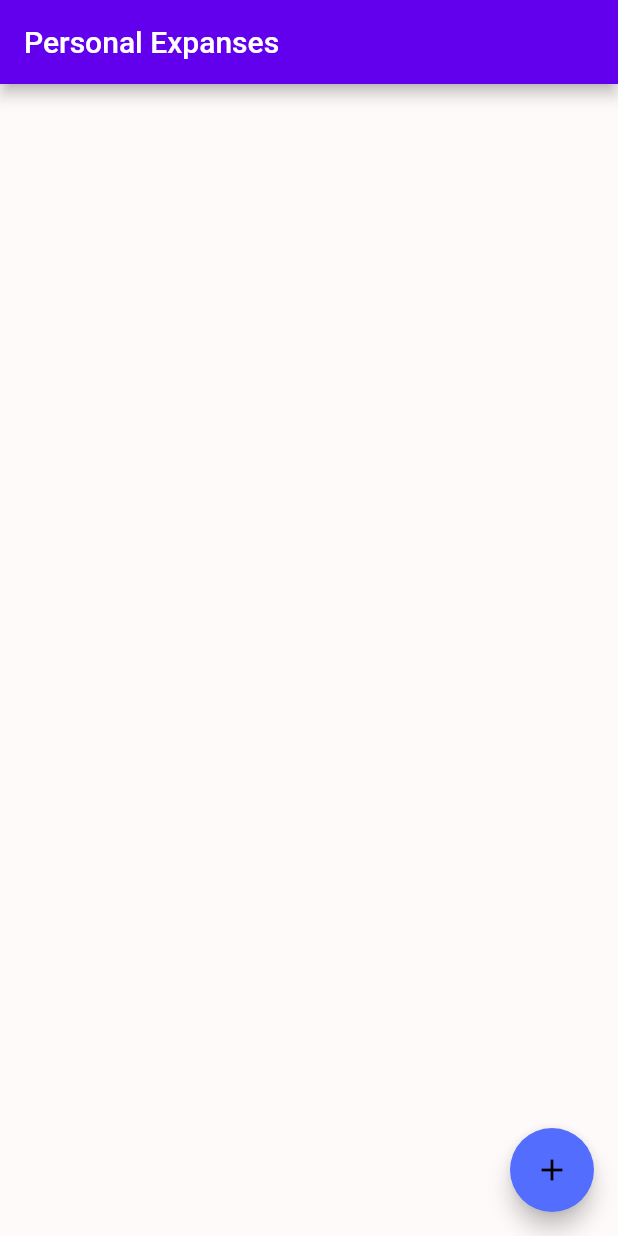
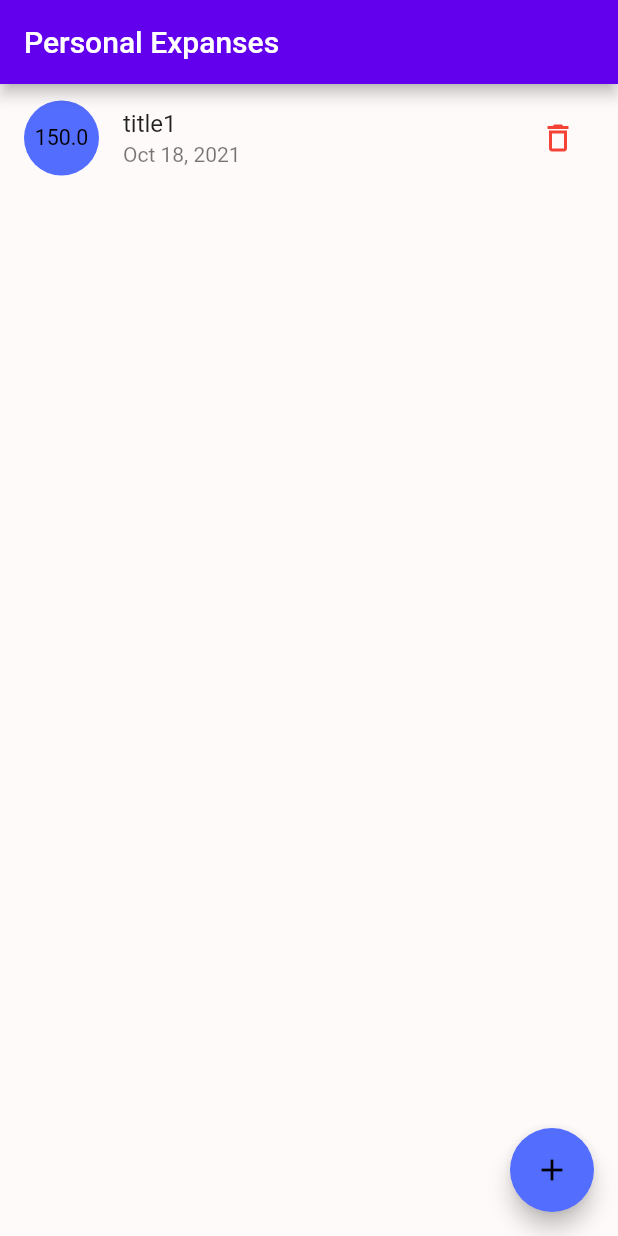
Before and after one commit to MriDroid99/FlutterOffline1, a Flutter app: the screen it shows after launch, on a phone screen of 412 x 824 dp. Run offline on Flutter 3.47's test engine with Material 2 defaults, Android fonts, the phone set to English and light mode, and no system bars.

Commit message:
Session 13

```diff
--- a/flutter/Session 11/personalexp/lib/main.dart
+++ b/flutter/Session 11/personalexp/lib/main.dart
@@ -1,5 +1,7 @@
 import 'package:flutter/material.dart';
+import 'package:personalexp/model/item.dart';
 import 'package:personalexp/screen/home_screen.dart';
+import 'package:provider/provider.dart';
 
 void main() {
   runApp(const MyApp());
@@ -10,7 +12,9 @@ class MyApp extends StatelessWidget {
 
   @override
   Widget build(BuildContext context) {
-    return MaterialApp(
+    return ChangeNotifierProvider(
+      create: (_) => Items(),
+      child: MaterialApp(
         theme: ThemeData(
           primaryColor: Colors.indigo,
           colorScheme: const ColorScheme.light(
@@ -19,6 +23,7 @@ class MyApp extends StatelessWidget {
           canvasColor: const Color.fromRGBO(255, 250, 250, 1),
         ),
         home: const HomeScreen(),
+      ),
     );
   }
 }
--- a/flutter/Session 11/personalexp/lib/model/item.dart
+++ b/flutter/Session 11/personalexp/lib/model/item.dart
@@ -1,4 +1,6 @@
-class Item {
+import 'package:flutter/material.dart';
+
+class Item with ChangeNotifier {
   String id, title;
   double price;
   DateTime date;
@@ -10,3 +12,32 @@ class Item {
     required this.date,
   });
 }
+
+class Items with ChangeNotifier {
+  final List<Item> _items = [
+    Item(
+      id: '1',
+      title: 'title1',
+      price: 150,
+      date: DateTime.now(),
+    ),
+  ];
+
+  List<Item> get items => [..._items];
+
+  void addItem(String id, String title, double price, DateTime date) {
+    _items.add(Item(
+      id: id,
+      title: title,
+      price: price,
+      date: date,
+    ));
+
+    notifyListeners();
+  }
+
+  void removeItem(String id) {
+    _items.removeWhere((element) => element.id == id);
+    notifyListeners();
+  }
+}
--- a/flutter/Session 11/personalexp/lib/screen/home_screen.dart
+++ b/flutter/Session 11/personalexp/lib/screen/home_screen.dart
@@ -2,63 +2,38 @@ import 'package:flutter/material.dart';
 import 'package:personalexp/model/item.dart';
 import 'package:personalexp/widget/item_widget.dart';
 import 'package:personalexp/widget/sheet_widget.dart';
+import 'package:provider/provider.dart';
 
-class HomeScreen extends StatefulWidget {
+class HomeScreen extends StatelessWidget {
   const HomeScreen({Key? key}) : super(key: key);
 
-  @override
-  State<HomeScreen> createState() => _HomeScreenState();
-}
-
-class _HomeScreenState extends State<HomeScreen> {
-  final List<Item> _item = [];
-
-  void addItem(String id, String title, double price, DateTime date) {
-    setState(() {
-      _item.add(Item(
-        id: id,
-        title: title,
-        price: price,
-        date: date,
-      ));
-    });
-  }
-
-  void removeItem(String id) {
-    setState(() {
-      _item.removeWhere((element) => element.id == id);
-    });
-  }
-
-  void _showSheet() {
+  void _showSheet(BuildContext context) {
     showModalBottomSheet(
       context: context,
-      builder: (_) => SheetWidget(addItem),
+      builder: (_) => const SheetWidget(),
     );
   }
 
   @override
   Widget build(BuildContext context) {
+    List<Item> _items = Provider.of<Items>(context).items;
     return Scaffold(
       appBar: AppBar(
         title: const Text('Personal Expanses'),
       ),
       body: ListView.separated(
-        itemBuilder: (_, i) => ItemWidget(
-          _item[i].id,
-          _item[i].title,
-          _item[i].price,
-          _item[i].date,
-          removeItem,
+        itemBuilder: (_, i) => ChangeNotifierProvider.value(
+          value: _items[i],
+          child: const ItemWidget(),
         ),
         separatorBuilder: (_, i) => const Divider(
           thickness: 1.5,
           height: 0,
         ),
-        itemCount: _item.length,
+        itemCount: _items.length,
       ),
       floatingActionButton: FloatingActionButton(
-        onPressed: _showSheet,
+        onPressed: () => _showSheet(context),
         child: const Icon(Icons.add),
       ),
     );
--- a/flutter/Session 11/personalexp/lib/widget/item_widget.dart
+++ b/flutter/Session 11/personalexp/lib/widget/item_widget.dart
@@ -1,20 +1,17 @@
 import 'package:flutter/material.dart';
 import 'package:intl/intl.dart';
+import 'package:personalexp/model/item.dart';
+import 'package:provider/provider.dart';
 
 class ItemWidget extends StatelessWidget {
-  final String id, title;
-  final double price;
-  final DateTime date;
-  final Function(String id) removeItem;
-  const ItemWidget(this.id, this.title, this.price, this.date, this.removeItem,
-      {Key? key})
-      : super(key: key);
+  const ItemWidget({Key? key}) : super(key: key);
 
   @override
   Widget build(BuildContext context) {
+    Item _item = Provider.of(context);
     return ListTile(
-      title: Text(title),
-      subtitle: Text(DateFormat.yMMMd().format(date)),
+      title: Text(_item.title),
+      subtitle: Text(DateFormat.yMMMd().format(_item.date)),
       leading: CircleAvatar(
         backgroundColor: Theme.of(context).colorScheme.secondary,
         radius: 25,
@@ -22,7 +19,7 @@ class ItemWidget extends StatelessWidget {
             child: Padding(
           padding: const EdgeInsets.all(8.0),
           child: Text(
-            '$price',
+            '${_item.price}',
             style: const TextStyle(
               color: Colors.black,
             ),
@@ -31,7 +28,7 @@ class ItemWidget extends StatelessWidget {
       ),
       trailing: IconButton(
         onPressed: () {
-          removeItem(id);
+          Provider.of<Items>(context, listen: false).removeItem(_item.id);
         },
         icon: const Icon(Icons.delete_outlined),
         color: Colors.red,
--- a/flutter/Session 11/personalexp/pubspec.yaml
+++ b/flutter/Session 11/personalexp/pubspec.yaml
@@ -35,6 +35,7 @@ dependencies:
   # The following adds the Cupertino Icons font to your application.
   # Use with the CupertinoIcons class for iOS style icons.
   cupertino_icons: ^1.0.2
+  provider: ^6.0.1
 
 dev_dependencies:
   flutter_test:
```
Also changed, not shown: flutter/Session 11/personalexp/lib/widget/sheet_widget.dart (+4 -3 lines), flutter/Session 11/personalexp/pubspec.lock. Lines whose indentation alone changed are shown as unchanged.
